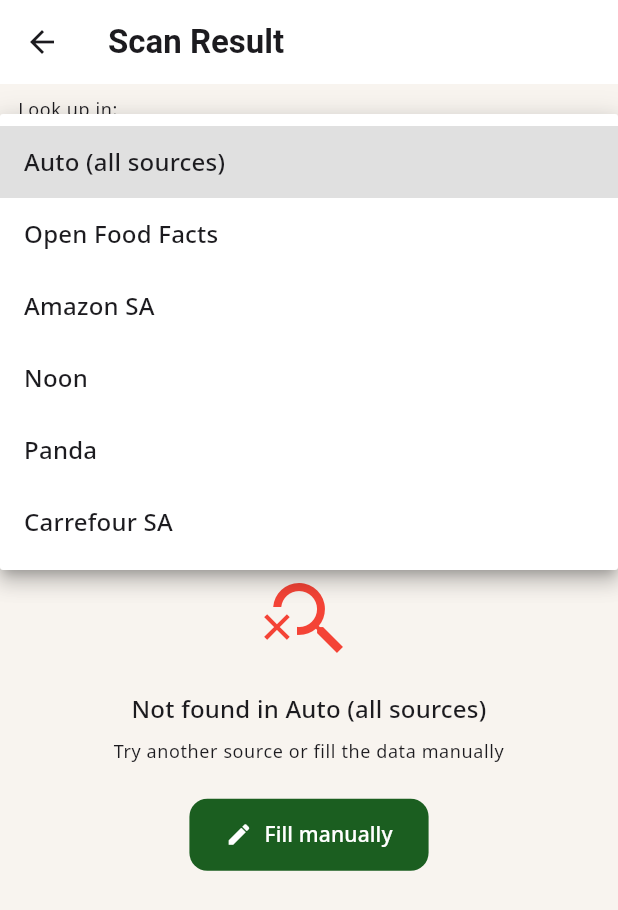
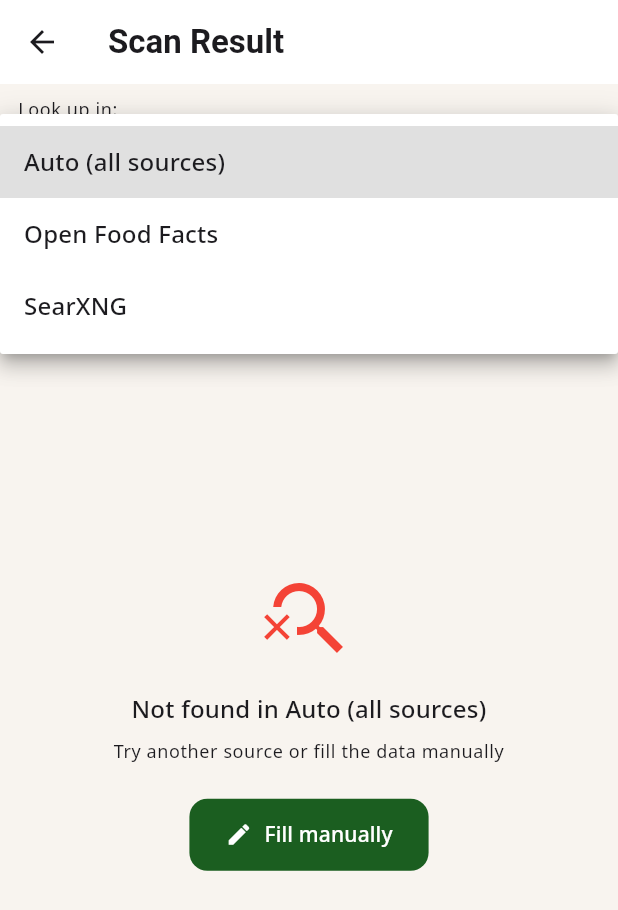
Before and after one commit to WissamZa/bazaar, a Flutter app: the ScanResultScreen screen opened directly with empty values, after a tap on "Auto (all sources)", on a phone screen of 412 x 824 dp. Shown: the top 910 px of the screen. Run offline on Flutter 3.47's test engine with Material 3 defaults, Android fonts, the phone set to English and light mode, and no system bars; our stand-ins replace file_picker, google_fonts, image_picker, permission_handler, share_plus, shared_preferences and 2 more; missing offline and left inert: mobile_scanner; accounts and stored records are empty; network calls fail.

Commit message:
Please provide the changes (diff or description) you would like me to summarize!

```diff
--- a/lib/core/database/dao/item_dao.dart
+++ b/lib/core/database/dao/item_dao.dart
@@ -1,3 +1,5 @@
+import 'package:sqflite/sqflite.dart';
+
 import 'package:sqflite/sqflite.dart';
 
 import '../../models/item.dart';
--- a/lib/core/database/dao/item_store_dao.dart
+++ b/lib/core/database/dao/item_store_dao.dart
@@ -1,3 +1,5 @@
+import 'package:sqflite/sqflite.dart';
+
 import 'package:sqflite/sqflite.dart';
 
 import '../database_helper.dart';
--- a/lib/core/database/dao/list_item_dao.dart
+++ b/lib/core/database/dao/list_item_dao.dart
@@ -1,3 +1,5 @@
+import 'package:sqflite/sqflite.dart';
+
 import 'package:sqflite/sqflite.dart';
 
 import '../database_helper.dart';
--- a/lib/core/database/dao/shopping_list_dao.dart
+++ b/lib/core/database/dao/shopping_list_dao.dart
@@ -1,3 +1,5 @@
+import 'package:sqflite/sqflite.dart';
+
 import 'package:sqflite/sqflite.dart';
 
 import '../../models/shopping_list.dart';
--- a/lib/core/database/dao/store_dao.dart
+++ b/lib/core/database/dao/store_dao.dart
@@ -1,3 +1,5 @@
+import 'package:sqflite/sqflite.dart';
+
 import 'package:sqflite/sqflite.dart';
 
 import '../../models/store.dart';
--- a/lib/core/services/scraper_service.dart
+++ b/lib/core/services/scraper_service.dart
@@ -36,10 +36,7 @@
 enum LookupSource {
   auto,
   openFoodFacts,
-  amazonSa,
-  noon,
-  panda,
-  carrefourSa,
+  searxng,
 }
 
 extension LookupSourceX on LookupSource {
@@ -49,14 +46,8 @@
         return 'Auto (all sources)';
       case LookupSource.openFoodFacts:
         return 'Open Food Facts';
-      case LookupSource.amazonSa:
-        return 'Amazon SA';
-      case LookupSource.noon:
-        return 'Noon';
-      case LookupSource.panda:
-        return 'Panda';
-      case LookupSource.carrefourSa:
-        return 'Carrefour SA';
+      case LookupSource.searxng:
+        return 'SearXNG';
     }
   }
 
@@ -66,14 +57,8 @@
         return 'تلقائي (كل المصادر)';
       case LookupSource.openFoodFacts:
         return 'أوبن فود فاكتس';
-      case LookupSource.amazonSa:
-        return 'أمازون السعودية';
-      case LookupSource.noon:
-        return 'نون';
-      case LookupSource.panda:
-        return 'بندا';
-      case LookupSource.carrefourSa:
-        return 'كارفور السعودية';
+      case LookupSource.searxng:
+        return 'سيركس إن جي';
     }
   }
 
@@ -103,19 +88,13 @@
   static final Map<LookupSource, Future<ScrapedProduct?> Function(String)>
       _sourceScrapers = {
     LookupSource.openFoodFacts: _tryOpenFoodFacts,
-    LookupSource.amazonSa: _tryAmazonSA,
-    LookupSource.noon: _tryNoon,
-    LookupSource.panda: _tryPanda,
-    LookupSource.carrefourSa: _tryCarrefourSA,
+    LookupSource.searxng: _trySearXNG,
   };
 
   /// The default ordered chain used by [searchBarcode].
   final _scrapers = <Future<ScrapedProduct?> Function(String)>[
     _tryOpenFoodFacts, // first — fast JSON, gives name (no price)
-    _tryAmazonSA,
-    _tryNoon,
-    _tryPanda,
-    _tryCarrefourSA,
+    _trySearXNG,
   ];
 
   /// Run scrapers in order, return the first non-null result. If only Open
@@ -201,94 +180,42 @@
     );
   }
 
-  // ───────────────────────── Amazon SA ────────────────────────────────
-  static Future<ScrapedProduct?> _tryAmazonSA(String barcode) async {
-    final html = await _fetchHtml('https://www.amazon.sa/s?k=$barcode');
-    if (html == null) return null;
-    final doc = parse(html);
+  // ───────────────────────── SearXNG ────────────────────────────────────
+  static Future<ScrapedProduct?> _trySearXNG(String barcode) async {
+    final url = Uri.parse(
+      'https://cachyos-nitro.tail3d23b7.ts.net:8080/search?q=$barcode&format=json',
+    );
+    try {
+      final res = await http.get(url, headers: _headers).timeout(_timeout);
+      if (res.statusCode != 200) return null;
+      final json = jsonDecode(res.body) as Map<String, dynamic>;
+      final results = json['results'] as List?;
+      if (results == null || results.isEmpty) return null;
 
-    final nameEl = doc.querySelector(
-            'div.s-result-item h2 a span, span.a-size-medium.a-color-base',) ??
-        doc.querySelectorAll('h2 a span').firstOrNull;
-    final priceWhole =
-        doc.querySelector('span.a-price-whole')?.text.trim() ?? '';
-    final priceFrac =
-        doc.querySelector('span.a-price-fraction')?.text.trim() ?? '';
-    final priceStr = '$priceWhole$priceFrac'.replaceAll(RegExp(r'[^0-9.]'), '');
+      final first = results.first as Map<String, dynamic>;
+      final title = first['title'] as String? ?? '';
+      if (title.isEmpty) return null;
 
-    final name = nameEl?.text.trim() ?? '';
-    if (name.isEmpty) return null;
-    return ScrapedProduct(
-      name: name,
-      price: double.tryParse(priceStr),
-      currency: 'SAR',
-      source: 'Amazon SA',
-    );
+      return ScrapedProduct(
+        name: title,
+        price: null, // SearXNG usually doesn't provide a clean price in JSON
+        currency: 'SAR',
+        source: 'SearXNG',
+        imageUrl: first['img_src'] as String?,
+      );
+    } catch (_) {
+      return null;
+    }
   }
 
   // ───────────────────────── Noon ─────────────────────────────────────
-  /// Noon is a JS-heavy SPA — the static HTML rarely contains the product
-  /// card. We still attempt it because some crawlers cache a SSR fallback.
-  static Future<ScrapedProduct?> _tryNoon(String barcode) async {
-    final html = await _fetchHtml(
-      'https://www.noon.com/saudi-en/search/?q=$barcode',
-    );
-    if (html == null) return null;
-    final doc = parse(html);
-
-    final nameEl = doc.querySelector('[data-qa="product-name"]') ??
-        doc.querySelector('.productContainer .name');
-    final priceEl = doc.querySelector('[data-qa="product-price"]') ??
-        doc.querySelector('.price');
-
-    if (nameEl == null) return null;
-    final priceStr = (priceEl?.text ?? '').replaceAll(RegExp(r'[^0-9.]'), '');
-    return ScrapedProduct(
-      name: nameEl.text.trim(),
-      price: double.tryParse(priceStr),
-      currency: 'SAR',
-      source: 'Noon',
-    );
-  }
+  // Removed as per user request.
 
   // ───────────────────────── Panda ────────────────────────────────────
-  static Future<ScrapedProduct?> _tryPanda(String barcode) async {
-    final html = await _fetchHtml(
-      'https://www.pandamart.com/search?query=$barcode',
-    );
-    if (html == null) return null;
-    final doc = parse(html);
-    final nameEl = doc.querySelector('.product-name, .product-title');
-    final priceEl = doc.querySelector('.price, .product-price');
-    if (nameEl == null) return null;
-    final priceStr = (priceEl?.text ?? '').replaceAll(RegExp(r'[^0-9.]'), '');
-    return ScrapedProduct(
-      name: nameEl.text.trim(),
-      price: double.tryParse(priceStr),
-      currency: 'SAR',
-      source: 'Panda',
-    );
-  }
+  // Removed as per user request.
 
   // ───────────────────────── Carrefour SA ─────────────────────────────
-  static Future<ScrapedProduct?> _tryCarrefourSA(String barcode) async {
-    final html = await _fetchHtml(
-      'https://www.carrefourksa.com/mafsau/en/search?keyword=$barcode',
-    );
-    if (html == null) return null;
-    final doc = parse(html);
-    final nameEl = doc.querySelector('.product-title, .cmp-product-card__name');
-    final priceEl =
-        doc.querySelector('.product-price, .cmp-product-card__price');
-    if (nameEl == null) return null;
-    final priceStr = (priceEl?.text ?? '').replaceAll(RegExp(r'[^0-9.]'), '');
-    return ScrapedProduct(
-      name: nameEl.text.trim(),
-      price: double.tryParse(priceStr),
-      currency: 'SAR',
-      source: 'Carrefour',
-    );
-  }
+  // Removed as per user request.
 
   // ───────────────────────── Shared helpers ───────────────────────────
   static Future<String?> _fetchHtml(String url) async {
--- a/lib/features/scanner/scanner_screen.dart
+++ b/lib/features/scanner/scanner_screen.dart
@@ -1,6 +1,7 @@
 import 'package:flutter/material.dart';
 import 'package:mobile_scanner/mobile_scanner.dart';
 import 'package:permission_handler/permission_handler.dart';
+import 'package:provider/provider.dart';
 import 'package:provider/provider.dart';
 
 import '../../core/providers/locale_provider.dart';
--- a/pubspec.yaml
+++ b/pubspec.yaml
@@ -23,7 +23,7 @@
 
   # HTTP scraping
   http: ^1.2.1
-  html: ^0.15.4
+  html: ^0.15.6
   collection: ^1.18.0
 
   # State management
@@ -51,7 +51,6 @@
   flutter_svg: ^2.0.10
   google_fonts: ^6.2.1
   image_picker: ^1.2.2
-
 dev_dependencies:
   flutter_test:
     sdk: flutter
```
Also changed, not shown: pubspec.lock, 1 other file.
